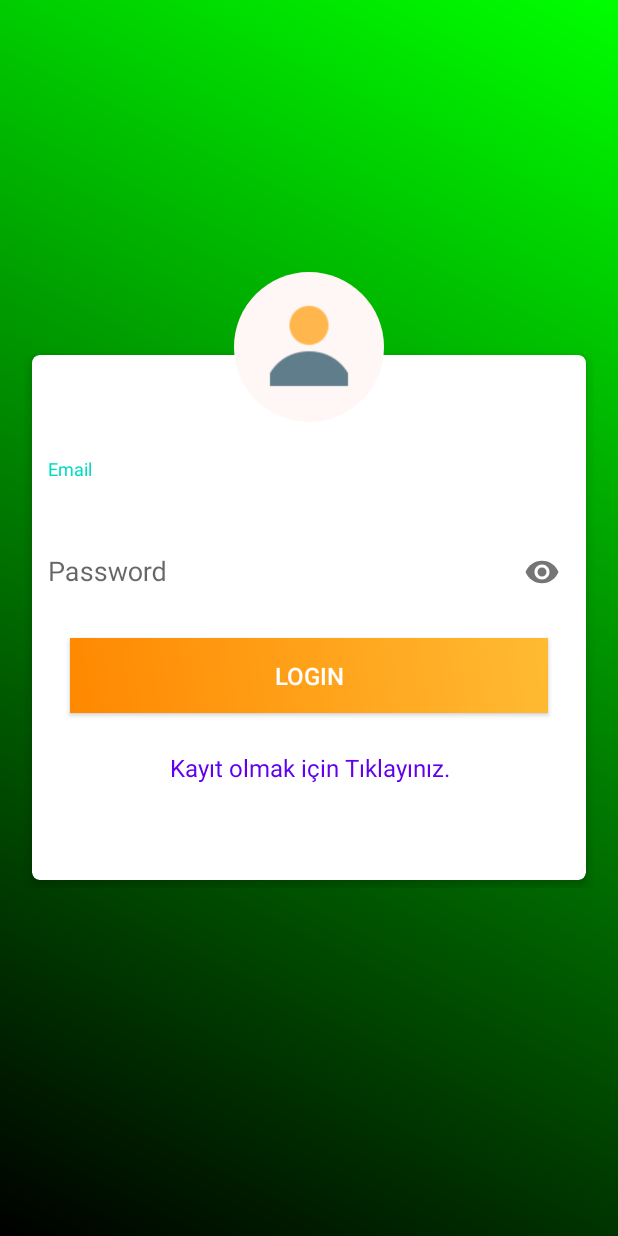
After one commit to Yusuf-E/Translate-AWS, an Android app: the layout activity_login.xml on its own in the app's theme, with its tools: preview values and no code run, on a phone screen of 412 x 824 dp. The commit adds this screen. Run offline under Robolectric (Android 15) with nearby library versions, the phone set to English and light mode, and no system bars.

Commit message:
feat: Login screen added to project

```diff
--- a/app/build.gradle
+++ b/app/build.gradle
@@ -46,6 +46,7 @@ dependencies {
     implementation 'androidx.appcompat:appcompat:1.2.0'
     implementation 'androidx.constraintlayout:constraintlayout:2.0.1'
     implementation 'com.google.android.material:material:1.2.1'
+    implementation 'androidx.cardview:cardview:1.0.0'
     testImplementation 'junit:junit:4.12'
     androidTestImplementation 'androidx.test.ext:junit:1.1.2'
     androidTestImplementation 'androidx.test.espresso:espresso-core:3.3.0'
@@ -67,4 +68,7 @@ dependencies {
   implementation 'com.amplifyframework:aws-predictions:1.4.0'
  implementation 'com.amplifyframework:aws-auth-cognito:1.4.0'
 
+    implementation 'com.android.support:design:28.0.0'
+    implementation 'com.android.support:cardview-v7:28.0.0'
+
 }
--- a/app/src/main/AndroidManifest.xml
+++ b/app/src/main/AndroidManifest.xml
@@ -9,13 +9,16 @@
         android:roundIcon="@mipmap/ic_launcher_round"
         android:supportsRtl="true"
         android:theme="@style/AppTheme">
-        <activity android:name=".MainActivity">
+        <activity android:name=".RegisterActivity"></activity>
+        <activity android:name=".LoginActivity">
             <intent-filter>
                 <action android:name="android.intent.action.MAIN" />
 
                 <category android:name="android.intent.category.LAUNCHER" />
             </intent-filter>
         </activity>
+        <activity android:name=".MainActivity">
+        </activity>
     </application>
 
 </manifest>
--- /dev/null
+++ b/app/src/main/res/drawable/button_gradient.xml
@@ -0,0 +1,9 @@
+<?xml version="1.0" encoding="utf-8"?>
+<shape
+    xmlns:android="http://schemas.android.com/apk/res/android"
+    android:shape="rectangle">
+    <gradient
+        android:angle="225"
+        android:endColor="@android:color/holo_orange_dark"
+        android:startColor="@android:color/holo_orange_light"/>
+</shape>
--- /dev/null
+++ b/app/src/main/res/drawable/edit.xml
@@ -0,0 +1,6 @@
+<?xml version="1.0" encoding="utf-8"?>
+<shape xmlns:android="http://schemas.android.com/apk/res/android">
+<solid android:color="#00000000">
+
+</solid>
+</shape>
--- /dev/null
+++ b/app/src/main/res/drawable/gradient.xml
@@ -0,0 +1,9 @@
+<?xml version="1.0" encoding="utf-8"?>
+<shape
+    xmlns:android="http://schemas.android.com/apk/res/android"
+    android:shape="rectangle">
+    <gradient
+        android:angle="225"
+        android:endColor="#000000"
+        android:startColor="#00FF00"/>
+</shape>
--- /dev/null
+++ b/app/src/main/res/drawable/round_background.xml
@@ -0,0 +1,6 @@
+<?xml version="1.0" encoding="utf-8"?>
+<shape
+    xmlns:android="http://schemas.android.com/apk/res/android"
+    android:shape="oval">
+    <solid android:color="#fff6f6"/>
+</shape>
--- a/app/src/main/res/drawable/textview_border.xml
+++ b/app/src/main/res/drawable/textview_border.xml
@@ -4,7 +4,7 @@
 
         <stroke
 
-            android:dashWidth="10px"
+            android:dashWidth="20px"
             android:dashGap="10px"
             android:width="1dp"/> />
 
--- /dev/null
+++ b/app/src/main/res/layout/activity_login.xml
@@ -0,0 +1,111 @@
+<?xml version="1.0" encoding="utf-8"?>
+<RelativeLayout
+    xmlns:android="http://schemas.android.com/apk/res/android"
+    xmlns:tools="http://schemas.android.com/tools"
+    xmlns:app="http://schemas.android.com/apk/res-auto"
+    android:layout_width="match_parent"
+    android:layout_height="match_parent"
+    android:background="@drawable/gradient"
+    android:gravity="center"
+    android:padding="16dp"
+    tools:context=".LoginActivity">
+
+    <RelativeLayout
+        android:layout_width="match_parent"
+        android:layout_height="wrap_content"
+        android:layout_gravity="center">
+
+
+
+        <androidx.cardview.widget.CardView
+            android:layout_width="match_parent"
+            android:layout_height="350dp"
+            android:layout_margin="5dp"
+            android:padding="10dp"
+            app:cardCornerRadius="5dp"
+            app:cardElevation="5dp">
+
+            <LinearLayout
+                android:layout_width="match_parent"
+                android:layout_height="wrap_content"
+                android:layout_gravity="center"
+                android:layout_margin="5dp"
+                android:orientation="vertical">
+
+                <com.google.android.material.textfield.TextInputLayout
+                    android:id="@+id/emailError"
+                    android:layout_width="match_parent"
+                    android:layout_height="wrap_content"
+                    android:layout_marginTop="5dp">
+
+                    <EditText
+                        android:id="@+id/email"
+                        android:layout_width="match_parent"
+                        android:layout_height="wrap_content"
+                        android:layout_marginTop="10dp"
+                        android:hint="@string/prompt_email"
+                        android:inputType="textEmailAddress"
+                       android:background="@drawable/edit"
+                        android:maxLines="1"
+                        android:paddingStart="5dp"
+                        android:singleLine="true"/>
+
+                </com.google.android.material.textfield.TextInputLayout>
+
+                <com.google.android.material.textfield.TextInputLayout
+                    android:id="@+id/passError"
+                    android:layout_width="match_parent"
+                    android:layout_height="wrap_content"
+                    android:layout_marginTop="5dp"
+                    app:passwordToggleEnabled="true">
+
+                    <EditText
+                        android:id="@+id/password"
+                        android:layout_width="match_parent"
+                        android:layout_height="wrap_content"
+                        android:layout_marginTop="10dp"
+                        android:hint="@string/prompt_password"
+                        android:inputType="textPassword"
+                        android:background="@drawable/edit"
+                        android:maxLines="1"
+                        android:paddingStart="5dp"
+                        android:singleLine="true"/>
+
+                </com.google.android.material.textfield.TextInputLayout>
+
+                <Button
+                    android:id="@+id/login"
+                    android:layout_width="match_parent"
+                    android:layout_height="50dp"
+                    android:layout_margin="20dp"
+                    android:background="@drawable/button_gradient"
+                    android:text="@string/login"
+                    android:textColor="@android:color/white"
+                    android:textSize="16sp"/>
+
+                <TextView
+                    android:id="@+id/register"
+                    android:layout_width="match_parent"
+                    android:layout_height="wrap_content"
+                    android:layout_marginTop="5dp"
+                    android:gravity="center"
+                    android:text="@string/create_new"
+                    android:textColor="@color/colorPrimary"
+                    android:textSize="16sp"/>
+
+            </LinearLayout>
+
+        </androidx.cardview.widget.CardView>
+    </RelativeLayout>
+
+    <ImageView
+        android:id="@+id/profile"
+        android:layout_width="100dp"
+        android:layout_height="100dp"
+        android:layout_centerHorizontal="true"
+        android:layout_marginTop="-50dp"
+        android:background="@drawable/round_background"
+        android:padding="15dp"
+        android:src="@drawable/profile"/>
+
+</RelativeLayout>
--- a/app/src/main/res/layout/fragment_learn.xml
+++ b/app/src/main/res/layout/fragment_learn.xml
@@ -50,7 +50,7 @@
         android:shadowDx="0"
         android:shadowDy="0"
         android:shadowRadius="5"
-        android:text="Button"
+        android:text="Cevapla"
         android:textColor="#FFFFFF"
         android:textSize="30sp"
         app:layout_constraintBottom_toBottomOf="parent"
--- a/app/src/main/res/values/strings.xml
+++ b/app/src/main/res/values/strings.xml
@@ -1,3 +1,17 @@
 <resources>
     <string name="app_name">Translate</string>
+    <string name="prompt_email">Email</string>
+    <string name="prompt_password">Password</string>
+    <string name="login">Login</string>
+    <string name="create_new">Kayıt olmak için Tıklayınız.</string>
+    <string name="not_register">Not Register?</string>
+    <string name="name">Name</string>
+    <string name="phone_number">Phone Number</string>
+    <string name="register">Register</string>
+    <string name="name_error">Please enter your name</string>
+    <string name="phone_error">Please enter your phone number</string>
+    <string name="email_error">Please enter your email address</string>
+    <string name="error_invalid_email">This email address is invalid</string>
+    <string name="password_error">Please enter a password</string>
+    <string name="error_invalid_password">Please enter a minimum password of 6 characters</string>
 </resources>
--- a/app/src/main/res/values/styles.xml
+++ b/app/src/main/res/values/styles.xml
@@ -6,5 +6,9 @@
         <item name="colorPrimaryDark">@color/colorPrimaryDark</item>
         <item name="colorAccent">@color/colorAccent</item>
     </style>
+    <style name="AppTheme.NoActionBar" >
+        <item name="windowActionBar">false</item>
+        <item name="windowNoTitle">true</item>
+    </style>
 
 </resources>
```
Also changed, not shown: app/src/main/java/com/example/translate/LoginActivity.java (added, +81 -0 lines), app/src/main/java/com/example/translate/RegisterActivity.java (added, +14 -0 lines), app/src/main/res/drawable/edit_text_background.xml (added, +8 -0 lines), app/src/main/res/drawable/gradientt.xml (added, +9 -0 lines), app/src/main/res/drawable/ic_launcher_foreground.xml (added, +34 -0 lines), app/src/main/res/layout/activity_register.xml (added, +136 -0 lines), app/src/main/res/drawable/profile.png (added).
